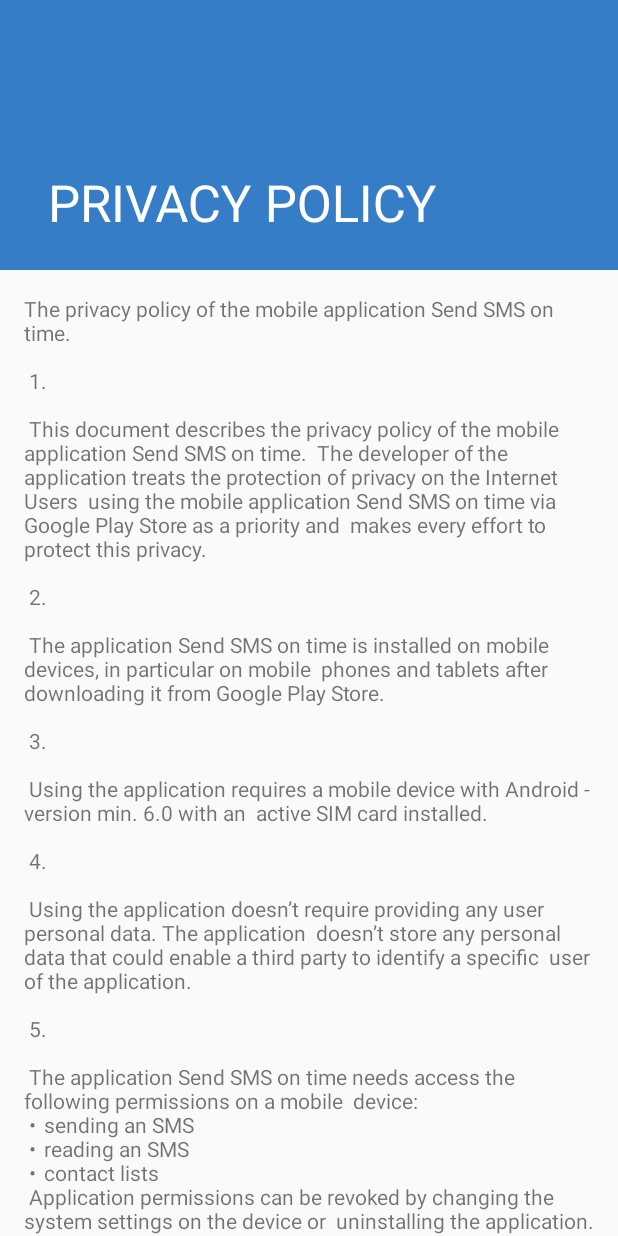
After one commit to DrMuttley/SmsOnTime, an Android app: the PrivacyPolicyActivity screen opened directly, with no data from a screen before it, on a phone screen of 412 x 824 dp. The commit adds this screen. Run offline under Robolectric (Android 15) with nearby library versions, the phone set to English and light mode, and no system bars.

Commit message:
- added privacy policy

```diff
--- a/app/build.gradle
+++ b/app/build.gradle
@@ -3,7 +3,7 @@
 android {
     compileSdkVersion 28
     defaultConfig {
-        applicationId "com.example.lukasznowak.smsontime"
+        applicationId "com.nowak.lukasz.smsontime"
         minSdkVersion 23
         targetSdkVersion 28
         versionCode 1
@@ -22,6 +22,7 @@
     implementation fileTree(dir: 'libs', include: ['*.jar'])
     implementation 'com.android.support:appcompat-v7:28.0.0'
     implementation 'com.android.support.constraint:constraint-layout:1.1.3'
+    implementation 'com.android.support:design:28.0.0'
     testImplementation 'junit:junit:4.12'
     androidTestImplementation 'com.android.support.test:runner:1.0.2'
     androidTestImplementation 'com.android.support.test.espresso:espresso-core:3.0.2'
--- /dev/null
+++ b/app/src/main/java/com/nowak/lukasz/smsontime/PrivacyPolicyActivity.java
@@ -0,0 +1,16 @@
+package com.nowak.lukasz.smsontime;
+
+import android.os.Bundle;
+import android.support.v7.app.AppCompatActivity;
+import android.support.v7.widget.Toolbar;
+
+public class PrivacyPolicyActivity extends AppCompatActivity {
+
+    @Override
+    protected void onCreate(Bundle savedInstanceState) {
+        super.onCreate(savedInstanceState);
+        setContentView(R.layout.activity_privacy_policy);
+        Toolbar toolbar = (Toolbar) findViewById(R.id.toolbar);
+        setSupportActionBar(toolbar);
+    }
+}
--- a/app/src/main/java/com/example/lukasznowak/smsontime/WakeLocker.java
+++ b/app/src/main/java/com/nowak/lukasz/smsontime/WakeLocker.java
@@ -1,4 +1,4 @@
-package com.example.lukasznowak.smsontime;
+package com.nowak.lukasz.smsontime;
 
 import android.content.Context;
 import android.os.PowerManager;
--- /dev/null
+++ b/app/src/main/res/layout/activity_privacy_policy.xml
@@ -0,0 +1,38 @@
+<?xml version="1.0" encoding="utf-8"?>
+<android.support.design.widget.CoordinatorLayout xmlns:android="http://schemas.android.com/apk/res/android"
+    xmlns:app="http://schemas.android.com/apk/res-auto"
+    xmlns:tools="http://schemas.android.com/tools"
+    android:layout_width="match_parent"
+    android:layout_height="match_parent"
+    android:fitsSystemWindows="true"
+    tools:context=".PrivacyPolicyActivity">
+
+    <android.support.design.widget.AppBarLayout
+        android:id="@+id/app_bar"
+        android:layout_width="match_parent"
+        android:layout_height="@dimen/app_bar_height"
+        android:fitsSystemWindows="true"
+        android:theme="@style/AppTheme.AppBarOverlay">
+
+        <android.support.design.widget.CollapsingToolbarLayout
+            android:id="@+id/toolbar_layout"
+            android:layout_width="match_parent"
+            android:layout_height="match_parent"
+            android:fitsSystemWindows="true"
+            app:contentScrim="?attr/colorPrimary"
+            app:layout_scrollFlags="scroll|exitUntilCollapsed"
+            app:toolbarId="@+id/toolbar">
+
+            <android.support.v7.widget.Toolbar
+                android:id="@+id/toolbar"
+                android:layout_width="match_parent"
+                android:layout_height="?attr/actionBarSize"
+                app:layout_collapseMode="pin"
+                app:popupTheme="@style/AppTheme.PopupOverlay" />
+
+        </android.support.design.widget.CollapsingToolbarLayout>
+    </android.support.design.widget.AppBarLayout>
+
+    <include layout="@layout/content_privacy_policy" />
+
+</android.support.design.widget.CoordinatorLayout>
--- /dev/null
+++ b/app/src/main/res/layout/content_privacy_policy.xml
@@ -0,0 +1,17 @@
+<?xml version="1.0" encoding="utf-8"?>
+<android.support.v4.widget.NestedScrollView xmlns:android="http://schemas.android.com/apk/res/android"
+    xmlns:app="http://schemas.android.com/apk/res-auto"
+    xmlns:tools="http://schemas.android.com/tools"
+    android:layout_width="match_parent"
+    android:layout_height="match_parent"
+    app:layout_behavior="@string/appbar_scrolling_view_behavior"
+    tools:context=".PrivacyPolicyActivity"
+    tools:showIn="@layout/activity_privacy_policy">
+
+    <TextView
+        android:layout_width="wrap_content"
+        android:layout_height="wrap_content"
+        android:layout_margin="@dimen/text_margin"
+        android:text="@string/privacy_policy_text" />
+
+</android.support.v4.widget.NestedScrollView>
--- /dev/null
+++ b/app/src/main/res/menu/option_menu.xml
@@ -0,0 +1,5 @@
+<?xml version="1.0" encoding="utf-8"?>
+<menu xmlns:android="http://schemas.android.com/apk/res/android">
+    <item android:id="@+id/privacy_policy"
+        android:title="@string/privacyPolicy"/>
+</menu>
--- /dev/null
+++ b/app/src/main/res/values/dimens.xml
@@ -0,0 +1,5 @@
+<resources>
+    <dimen name="app_bar_height">180dp</dimen>
+    <dimen name="fab_margin">16dp</dimen>
+    <dimen name="text_margin">16dp</dimen>
+</resources>
--- a/app/src/main/res/values/strings.xml
+++ b/app/src/main/res/values/strings.xml
@@ -19,4 +19,59 @@
 
     <string name="clearButton">CLEAR ALL DATA</string>
 
+    <string name="privacyPolicy"> PRIVACY POLICY</string>
+    <string name="title_activity_privacy_policy">PRIVACY POLICY</string>
+    <string name="privacy_policy_text">
+
+        "The privacy policy of the mobile application Send SMS on time.\n\n"
+
+        "1.\n\n"
+
+        "This document describes the privacy policy of the mobile application Send SMS on time. "
+        "The developer of the application treats the protection of privacy on the Internet Users "
+        "using the mobile application Send SMS on time via Google Play Store as a priority and "
+        "makes every effort to protect this privacy.\n\n"
+
+        "2.\n\n"
+
+        "The application Send SMS on time is installed on mobile devices, in particular on mobile "
+        "phones and tablets after downloading it from Google Play Store.\n\n"
+
+        "3.\n\n"
+
+        "Using the application requires a mobile device with Android - version min. 6.0 with an "
+        "active SIM card installed.\n\n"
+
+        "4.\n\n"
+
+        "Using the application doesn’t require providing any user personal data. The application "
+        "doesn’t store any personal data that could enable a third party to identify a specific "
+        "user of the application.\n\n"
+
+        "5.\n\n"
+
+        "The application Send SMS on time needs access the following permissions on a mobile "
+        "device:\n"
+            "•	sending an SMS\n"
+            "•	reading an SMS\n"
+            "•	contact lists\n"
+        "Application permissions can be revoked by changing the system settings on the device or "
+        "uninstalling the application.\n\n"
+
+        "6.\n\n"
+
+        "If you don’t agree to this privacy policy, please don’t install the application or "
+        "uninstall it. Permanently deleting the application from the mobile device is tantamount "
+        "to terminating use of the application.\n\n"
+
+        "7.\n\n"
+
+        "This privacy policy is only complementary to the Google Play Store privacy policy. The "
+        "developer of the application isn’t responsible for the Google Play Store privacy policy "
+        "and compliance with the provisions of the Act on the protection of personal data and the "
+        "Act on the provision of electronic services as part of the Google Play Store.\n\n"
+
+    </string>
+    <string name="action_settings">Settings</string>
+
 </resources>
--- a/app/src/main/res/values/styles.xml
+++ b/app/src/main/res/values/styles.xml
@@ -8,4 +8,13 @@
         <item name="colorAccent">@color/colorAccent</item>
     </style>
 
+    <style name="AppTheme.NoActionBar">
+        <item name="windowActionBar">false</item>
+        <item name="windowNoTitle">true</item>
+    </style>
+
+    <style name="AppTheme.AppBarOverlay" parent="ThemeOverlay.AppCompat.Dark.ActionBar" />
+
+    <style name="AppTheme.PopupOverlay" parent="ThemeOverlay.AppCompat.Light" />
+
 </resources>
```
Also changed, not shown: app/src/main/AndroidManifest.xml (+16 -13 lines), app/src/main/java/com/nowak/lukasz/smsontime/AlarmReceiver.java (renamed from app/src/main/java/com/example/lukasznowak/smsontime/AlarmReceiver.java, +1 -10 lines), app/src/main/java/com/nowak/lukasz/smsontime/MainActivity.java (renamed from app/src/main/java/com/example/lukasznowak/smsontime/MainActivity.java, +27 -2 lines), 4 other files.
